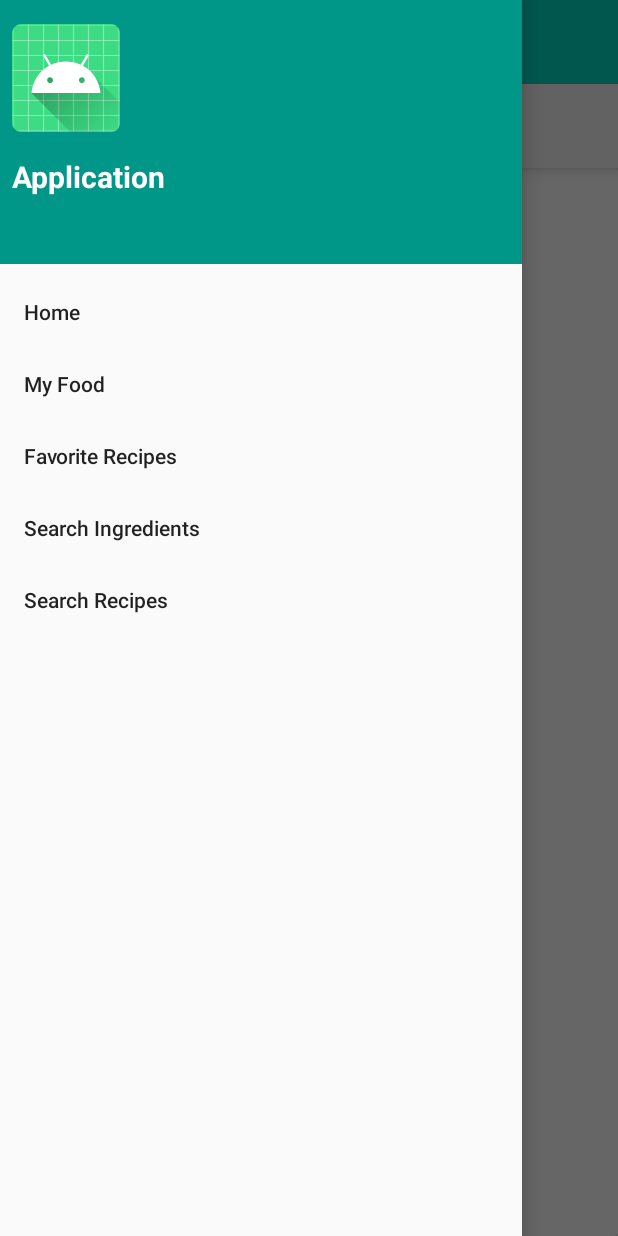
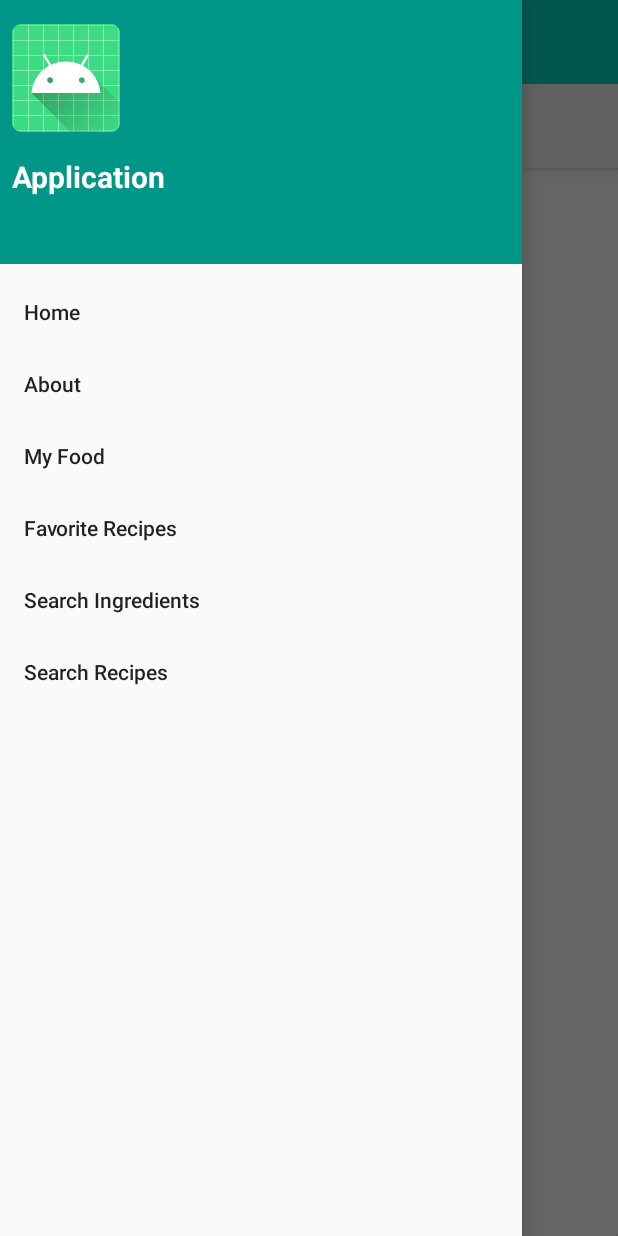
Before and after one commit to eebalboni/Final-Project-SER-210, an Android app: the screen it shows after launch (MainActivity), in the side drawer, after a tap on "My Food", on a phone screen of 412 x 824 dp. Run offline under Robolectric (Android 15) with nearby library versions, the phone set to English and light mode, and no system bars; our stand-ins replace navigation-ui.

Commit message:
fixing changes

```diff
--- a/app/src/main/java/edu/quinnipiac/ser210/finalproject/AddFoodFragment.java
+++ b/app/src/main/java/edu/quinnipiac/ser210/finalproject/AddFoodFragment.java
@@ -37,15 +37,13 @@ public class AddFoodFragment extends Fragment {
         item = getArguments().getString("item");
     }
 
-    //link to reference code for calendar
-
     @Override
     public void onViewCreated(@NonNull View view, @Nullable Bundle savedInstanceState) {
         super.onViewCreated(view, savedInstanceState);
         navController = Navigation.findNavController(view);
         view.findViewById(R.id.pantry).setOnClickListener(this::onClickPn);
-        view.findViewById(R.id.refrigerator).setOnClickListener(this::onClickRf);
-        navController.navigate(R.id.findFoodFragment);
+        view.findViewById(R.id.refrigerator).setOnClickListener(this::onClickPn);
+        navController.navigate(R.id.action_addFoodFragment_to_findFoodFragment);
     }
 
 
--- a/app/src/main/java/edu/quinnipiac/ser210/finalproject/MainActivity.java
+++ b/app/src/main/java/edu/quinnipiac/ser210/finalproject/MainActivity.java
@@ -56,8 +56,13 @@ public class MainActivity extends AppCompatActivity implements NavigationView.On
 
     @Override
     public boolean onNavigationItemSelected(@NonNull MenuItem item) {
-        if(item.getItemId() == R.id.nav_food_items){
-            navController.navigate(R.id.action_home2_to_ingredientTabsFragment);
+        switch (item.getItemId()){
+            case R.id.nav_food_items:
+                navController.navigate(R.id.action_home2_to_ingredientTabsFragment);
+                break;
+            case R.id.nav_search_ingredients:
+                navController.navigate(R.id.action_home2_to_findFoodFragment);
+                break;
         }
         return false;
     }
--- a/app/src/main/res/layout/fragment_find_food.xml
+++ b/app/src/main/res/layout/fragment_find_food.xml
@@ -5,9 +5,7 @@
     android:layout_width="match_parent"
     android:layout_height="match_parent"
     tools:context=".FindFoodFragment">
-<fragment
-    android:layout_width="match_parent"
-    android:layout_height="match_parent"/>
+
     <androidx.constraintlayout.widget.ConstraintLayout
         android:layout_width="match_parent"
         android:layout_height="match_parent">
@@ -18,7 +16,6 @@
             android:layout_height="wrap_content"
             android:layout_marginBottom="228dp"
             android:text="ENTER"
-            android:onClick="onSubmitFood"
             app:layout_constraintBottom_toBottomOf="parent"
             app:layout_constraintEnd_toEndOf="parent"
             app:layout_constraintStart_toStartOf="parent"
--- a/app/src/main/res/menu/drawer_menu.xml
+++ b/app/src/main/res/menu/drawer_menu.xml
@@ -7,6 +7,9 @@
         <item
             android:id="@+id/nav_home"
             android:title="@string/menu_home" />
+
+        <item android:id="@+id/nav_about"
+            android:title="About"/>
         <item
             android:id="@+id/nav_food_items"
             android:title="@string/menu_food_items" />
```
Also changed, not shown: app/src/main/java/edu/quinnipiac/ser210/finalproject/FindFoodFragment.java (+5 -3 lines).
